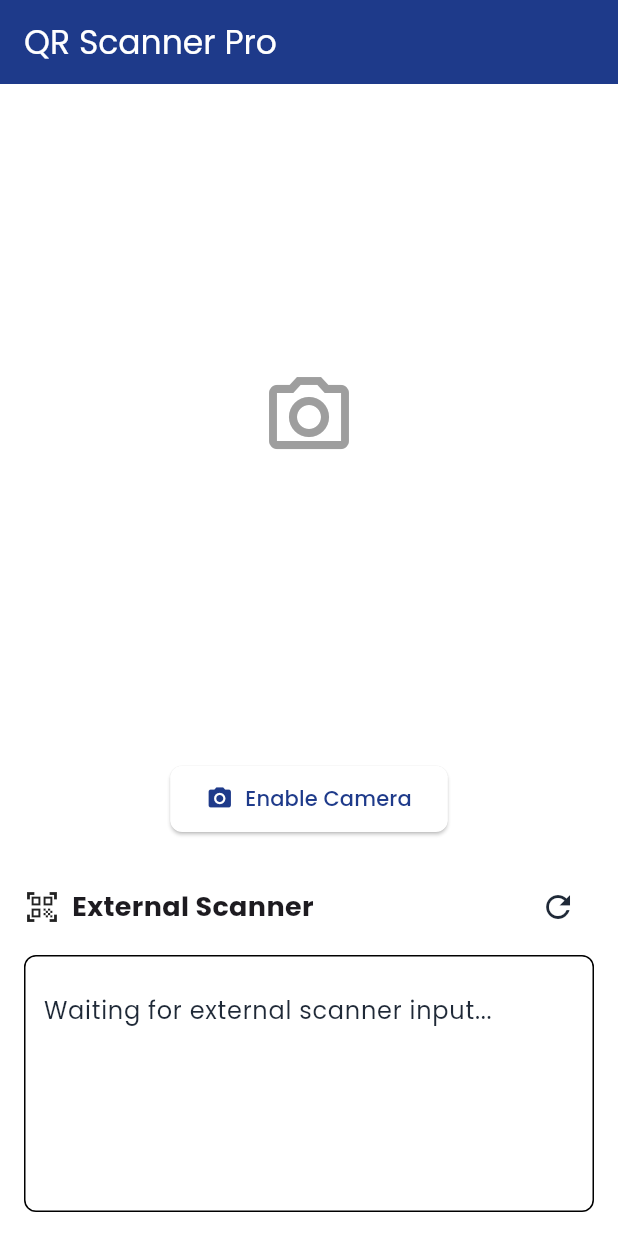
After one commit to Wasim-Zaman/qr_code_app_nartec, a Flutter app: the screen it shows after launch, after a tap on "Disable Camera", on a phone screen of 412 x 824 dp. The commit adds this screen. Run offline on Flutter 3.47's test engine with Material 3 defaults, Android fonts, the phone set to English and light mode, and no system bars; our stand-ins replace google_fonts; missing offline and left inert: mobile_scanner.

Commit message:
Update Flutter version to 3.24.3 and refactor home screen to unified scanner screen

```diff
--- a/lib/main.dart
+++ b/lib/main.dart
@@ -1,6 +1,6 @@
 import 'package:flutter/material.dart';
 import 'package:qr_code_app/theme/app_theme.dart';
-import 'package:qr_code_app/view/screens/home_screen.dart';
+import 'package:qr_code_app/view/screens/unified_scanner_screen.dart';
 
 void main() {
   runApp(const MyApp());
@@ -16,7 +16,7 @@ class MyApp extends StatelessWidget {
       theme: AppTheme.lightTheme,
       darkTheme: AppTheme.darkTheme,
       themeMode: ThemeMode.system,
-      home: const HomeScreen(),
+      home: const UnifiedScannerScreen(),
       debugShowCheckedModeBanner: false,
     );
   }
--- /dev/null
+++ b/lib/view/screens/unified_scanner_screen.dart
@@ -0,0 +1,274 @@
+import 'package:flutter/material.dart';
+import 'package:flutter/services.dart';
+import 'package:mobile_scanner/mobile_scanner.dart';
+import 'package:qr_code_app/utils/app_snackbar.dart';
+import 'package:url_launcher/url_launcher.dart';
+
+class UnifiedScannerScreen extends StatefulWidget {
+  const UnifiedScannerScreen({super.key});
+
+  @override
+  State<UnifiedScannerScreen> createState() => _UnifiedScannerScreenState();
+}
+
+class _UnifiedScannerScreenState extends State<UnifiedScannerScreen> {
+  MobileScannerController? cameraController;
+  final TextEditingController textController = TextEditingController();
+  final FocusNode focusNode = FocusNode();
+  String scannedData = '';
+  bool isCameraActive = true;
+
+  @override
+  void initState() {
+    super.initState();
+    _initializeCamera();
+  }
+
+  Future<void> _initializeCamera() async {
+    try {
+      cameraController = MobileScannerController(
+        facing: CameraFacing.back,
+        torchEnabled: false,
+      );
+      if (mounted) setState(() {});
+    } catch (e) {
+      if (mounted) {
+        AppSnackbar.showSnackbar(
+          context,
+          message: 'Failed to initialize camera',
+          isError: true,
+        );
+      }
+    }
+  }
+
+  @override
+  void dispose() {
+    cameraController?.dispose();
+    textController.dispose();
+    focusNode.dispose();
+    super.dispose();
+  }
+
+  void toggleCamera() async {
+    setState(() {
+      isCameraActive = !isCameraActive;
+    });
+
+    if (isCameraActive) {
+      await _initializeCamera();
+    } else {
+      cameraController?.dispose();
+      cameraController = null;
+    }
+  }
+
+  Future<void> _handleScan(String? scanData) async {
+    if (scanData == null) return;
+
+    try {
+      final uri = Uri.parse(scanData);
+      await launchUrl(uri, mode: LaunchMode.externalApplication);
+    } catch (e) {
+      if (mounted) {
+        AppSnackbar.showSnackbar(
+          context,
+          message: 'Invalid QR code format',
+          isError: true,
+        );
+      }
+    }
+  }
+
+  Future<void> _handleKeyEvent(RawKeyEvent event) async {
+    if (event is RawKeyDownEvent) {
+      if (event.logicalKey == LogicalKeyboardKey.enter) {
+        if (scannedData.isNotEmpty) {
+          await _handleScan(scannedData);
+        }
+      } else if (event.character != null) {
+        setState(() {
+          scannedData += event.character!;
+          textController.text = scannedData;
+          textController.selection = TextSelection.fromPosition(
+            TextPosition(offset: textController.text.length),
+          );
+        });
+      }
+    }
+  }
+
+  Widget _buildCameraSection() {
+    if (!isCameraActive || cameraController == null) {
+      return Container(
+        color: Theme.of(context).colorScheme.surface,
+        child: const Center(
+          child: Icon(
+            Icons.camera_alt_outlined,
+            size: 64,
+            color: Colors.grey,
+          ),
+        ),
+      );
+    }
+
+    return Stack(
+      children: [
+        MobileScanner(
+          controller: cameraController!,
+          onDetect: (capture) {
+            final List<Barcode> barcodes = capture.barcodes;
+            if (barcodes.isNotEmpty) {
+              _handleScan(barcodes.first.rawValue);
+            }
+          },
+        ),
+        CustomPaint(
+          painter: ScannerOverlay(),
+          child: const SizedBox.expand(),
+        ),
+      ],
+    );
+  }
+
+  @override
+  Widget build(BuildContext context) {
+    return Scaffold(
+      appBar: AppBar(
+        title: const Text('QR Scanner Pro'),
+        actions: [
+          if (isCameraActive && cameraController != null) ...[
+            IconButton(
+              icon: const Icon(Icons.flash_on),
+              onPressed: () => cameraController?.toggleTorch(),
+            ),
+            IconButton(
+              icon: const Icon(Icons.flip_camera_ios),
+              onPressed: () => cameraController?.switchCamera(),
+            ),
+          ],
+        ],
+      ),
+      body: Column(
+        children: [
+          // Camera Section (Top 60% of screen)
+          Expanded(
+            flex: 60,
+            child: _buildCameraSection(),
+          ),
+
+          // Camera Toggle Button
+          Padding(
+            padding: const EdgeInsets.symmetric(vertical: 8.0),
+            child: ElevatedButton.icon(
+              onPressed: toggleCamera,
+              icon: Icon(isCameraActive
+                  ? Icons.camera_alt_outlined
+                  : Icons.camera_alt),
+              label: Text(isCameraActive ? 'Disable Camera' : 'Enable Camera'),
+              style: ElevatedButton.styleFrom(
+                padding:
+                    const EdgeInsets.symmetric(horizontal: 24, vertical: 12),
+                shape: RoundedRectangleBorder(
+                  borderRadius: BorderRadius.circular(8),
+                ),
+              ),
+            ),
+          ),
+
+          // External Scanner Section (Bottom 35% of screen)
+          Expanded(
+            flex: 35,
+            child: RawKeyboardListener(
+              focusNode: focusNode,
+              onKey: _handleKeyEvent,
+              child: Container(
+                color: Theme.of(context).colorScheme.surface,
+                padding: const EdgeInsets.all(16.0),
+                child: Column(
+                  children: [
+                    Row(
+                      children: [
+                        const Icon(Icons.qr_code_scanner, size: 24),
+                        const SizedBox(width: 8),
+                        const Text(
+                          'External Scanner',
+                          style: TextStyle(
+                            fontSize: 18,
+                            fontWeight: FontWeight.bold,
+                          ),
+                        ),
+                        const Spacer(),
+                        IconButton(
+                          icon: const Icon(Icons.refresh),
+                          onPressed: () {
+                            setState(() {
+                              scannedData = '';
+                              textController.clear();
+                            });
+                          },
+                        ),
+                      ],
+                    ),
+                    const SizedBox(height: 8),
+                    Expanded(
+                      child: Container(
+                        padding: const EdgeInsets.all(12),
+                        decoration: BoxDecoration(
+                          border: Border.all(
+                            color: Theme.of(context).colorScheme.outline,
+                          ),
+                          borderRadius: BorderRadius.circular(8),
+                        ),
+                        child: TextField(
+                          controller: textController,
+                          readOnly: true,
+                          maxLines: null,
+                          decoration: const InputDecoration(
+                            hintText: 'Waiting for external scanner input...',
+                            border: InputBorder.none,
+                          ),
+                        ),
+                      ),
+                    ),
+                  ],
+                ),
+              ),
+            ),
+          ),
+        ],
+      ),
+    );
+  }
+}
+
+class ScannerOverlay extends CustomPainter {
+  @override
+  void paint(Canvas canvas, Size size) {
+    final paint = Paint()
+      ..color = Colors.black54
+      ..style = PaintingStyle.fill;
+
+    final scanArea = Rect.fromCenter(
+      center: Offset(size.width / 2, size.height / 2),
+      width: size.width * 0.8,
+      height: size.width * 0.8,
+    );
+
+    canvas.drawPath(
+      Path.combine(
+        PathOperation.difference,
+        Path()..addRect(Rect.fromLTWH(0, 0, size.width, size.height)),
+        Path()
+          ..addRRect(RRect.fromRectAndRadius(
+            scanArea,
+            const Radius.circular(12),
+          )),
+      ),
+      paint,
+    );
+  }
+
+  @override
+  bool shouldRepaint(CustomPainter oldDelegate) => false;
+}
--- a/pubspec.yaml
+++ b/pubspec.yaml
@@ -35,9 +35,7 @@ dependencies:
   # The following adds the Cupertino Icons font to your application.
   # Use with the CupertinoIcons class for iOS style icons.
   cupertino_icons: ^1.0.8
-  # qr_code_scanner: ^1.0.1
   url_launcher: ^6.3.1
-  # image_picker: ^1.1.2
   mobile_scanner: ^6.0.2
   google_fonts: ^6.2.1
 
```
